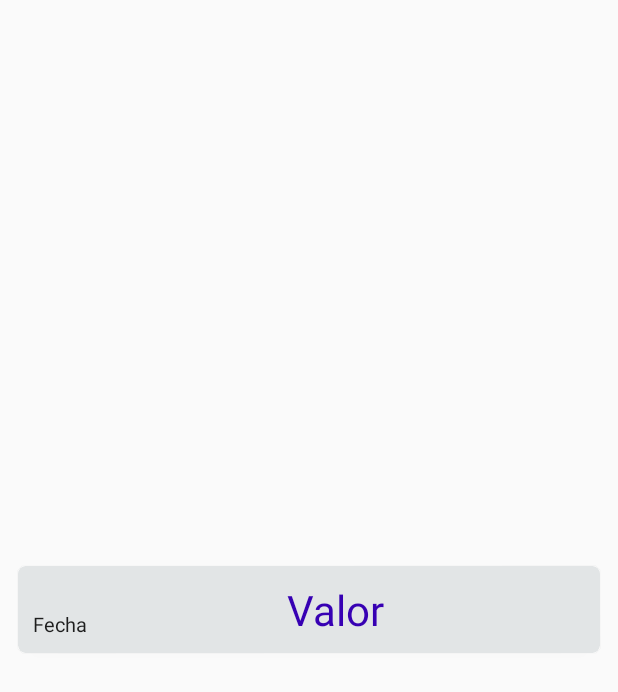
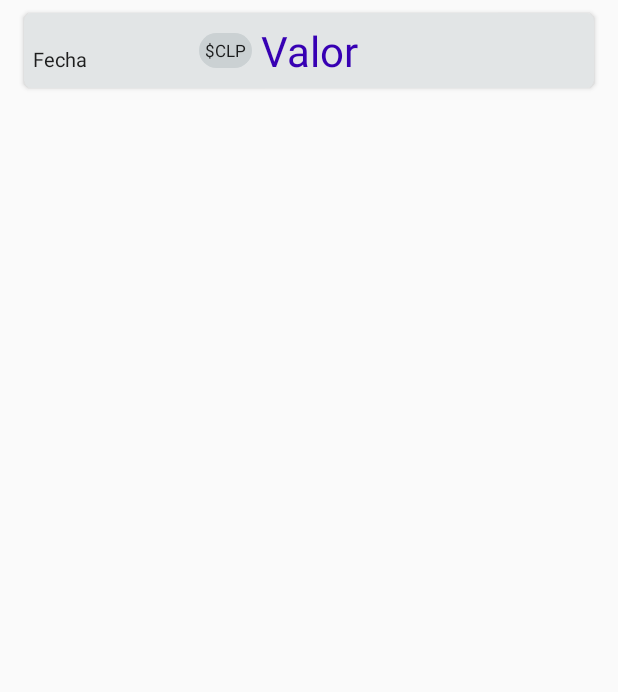
Before and after one commit to NelsonMatamala/indicadoresEconomicos, an Android app: the layout item_indicador.xml on its own in the app's theme, with its tools: preview values and no code run, on a phone screen of 412 x 824 dp. Shown: the top 692 px of the screen. Run offline under Robolectric (Android 15) with nearby library versions, the phone set to English and light mode, and no system bars.

Commit message:
Cambios en fragment lista

```diff
--- a/app/build.gradle
+++ b/app/build.gradle
@@ -45,11 +45,7 @@ dependencies {
     //Retrofit
     implementation 'com.squareup.retrofit2:retrofit:2.5.0'
     implementation 'com.squareup.retrofit2:converter-gson:2.5.0'
-    implementation 'com.squareup.retrofit2:adapter-rxjava2:2.5.0'
     //Dager2
     implementation 'com.google.dagger:dagger:2.20'
     annotationProcessor 'com.google.dagger:dagger-compiler:2.20'
-    //Rx
-    implementation 'io.reactivex.rxjava2:rxandroid:2.1.1'
-    implementation 'io.reactivex.rxjava2:rxjava:2.2.7'
 }
--- a/app/src/main/java/cl/nelsonmc/indicadores/webServices/WebClient.java
+++ b/app/src/main/java/cl/nelsonmc/indicadores/webServices/WebClient.java
@@ -1,7 +1,6 @@
 package cl.nelsonmc.indicadores.webServices;
 
 import cl.nelsonmc.indicadores.modelos.DataIndicador;
-import io.reactivex.Observable;
 import retrofit2.Call;
 import retrofit2.http.GET;
 
--- a/app/src/main/res/layout/activity_indicador.xml
+++ b/app/src/main/res/layout/activity_indicador.xml
@@ -10,11 +10,11 @@
         android:id="@+id/reportingChart"
         android:layout_width="match_parent"
         android:layout_height="200dp"
-        android:layout_marginLeft="16dp"
-        android:layout_marginRight="16dp"
+        android:layout_marginLeft="12dp"
+        android:layout_marginRight="12dp"
         android:layout_marginTop="8dp"
         android:background="#fff"
-        android:elevation="10dp"
+        android:elevation="6dp"
         />
 
     <FrameLayout
--- a/app/src/main/res/layout/fragment_lista.xml
+++ b/app/src/main/res/layout/fragment_lista.xml
@@ -9,8 +9,13 @@
         android:id="@+id/recyclerLista"
         android:layout_width="match_parent"
         android:layout_height="match_parent"
+        android:layout_marginStart="8dp"
+        android:layout_marginTop="8dp"
+        android:layout_marginEnd="8dp"
+        android:layout_marginBottom="8dp"
         app:layout_constraintBottom_toBottomOf="parent"
         app:layout_constraintEnd_toEndOf="parent"
+        app:layout_constraintStart_toStartOf="parent"
         app:layout_constraintTop_toTopOf="parent" />
 
 </androidx.constraintlayout.widget.ConstraintLayout>
--- a/app/src/main/res/layout/item_indicador.xml
+++ b/app/src/main/res/layout/item_indicador.xml
@@ -1,51 +1,47 @@
 <?xml version="1.0" encoding="utf-8"?>
-<androidx.constraintlayout.widget.ConstraintLayout
-    xmlns:android="http://schemas.android.com/apk/res/android"
+
+<androidx.cardview.widget.CardView xmlns:android="http://schemas.android.com/apk/res/android"
     xmlns:app="http://schemas.android.com/apk/res-auto"
-    android:layout_width="match_parent"
-    android:layout_height="match_parent">
-
-    <androidx.cardview.widget.CardView
+    android:id="@+id/cardItem"
     android:layout_width="match_parent"
     android:layout_height="wrap_content"
     app:cardCornerRadius="5dp"
     app:cardBackgroundColor="@color/colorCardBackground"
-        style="@style/MarginCardView"
-        app:layout_constraintBottom_toBottomOf="parent"
-        app:layout_constraintEnd_toEndOf="parent"
-        app:layout_constraintStart_toStartOf="parent"
-        app:layout_constraintTop_toTopOf="parent">
+    app:cardUseCompatPadding="true"
+    style="@style/ItemCardView">
 
         <LinearLayout
             android:layout_width="match_parent"
             android:layout_height="wrap_content"
             android:orientation="horizontal"
-            android:padding="10dp">
-
-            <LinearLayout
-                android:layout_width="wrap_content"
-                android:layout_height="wrap_content"
-                android:layout_weight="1"
-                android:layout_gravity="bottom"
-                android:orientation="vertical">
+            android:padding="6dp">
 
             <TextView
                 android:id="@+id/fechaTextView"
                 android:layout_width="wrap_content"
                 android:layout_height="wrap_content"
+                android:layout_weight="1"
                 style="@style/FechaText"
                 android:text="Fecha" />
-            </LinearLayout>
+
+
+            <TextView
+                android:id="@+id/tipoValor"
+                android:layout_width="wrap_content"
+                android:layout_height="wrap_content"
+                android:layout_gravity="center"
+                android:textAlignment="center"
+                android:layout_marginRight="6dp"
+                android:text="$CLP"
+                style="@style/TipoMonedaText"/>
 
             <TextView
                 android:id="@+id/valorTextView"
                 android:layout_width="wrap_content"
                 android:layout_height="wrap_content"
-                android:layout_gravity="center"
-                android:layout_weight="1"
+                android:layout_weight="2"
                 android:text="Valor"
                 style="@style/ValorText"/>
 
         </LinearLayout>
 </androidx.cardview.widget.CardView>
-</androidx.constraintlayout.widget.ConstraintLayout>
--- a/app/src/main/res/menu/menu_bottom.xml
+++ b/app/src/main/res/menu/menu_bottom.xml
@@ -2,7 +2,7 @@
 <menu xmlns:android="http://schemas.android.com/apk/res/android">
     <item
         android:id="@+id/calcular"
-        android:icon="@drawable/calculator"
+        android:icon="@drawable/outline_calculate_24"
         android:title="Calcular" />
 
     <item
--- a/app/src/main/res/values/styles.xml
+++ b/app/src/main/res/values/styles.xml
@@ -33,4 +33,9 @@
         <item name="android:layout_marginBottom">12dp</item>
     </style>
 
+    <style name="ItemCardView" parent="TextAppearance.AppCompat">
+        <item name="android:layout_marginLeft">12dp</item>
+        <item name="android:layout_marginRight">12dp</item>
+        <item name="android:layout_marginTop">4dp</item>
+    </style>
 </resources>
```
Also changed, not shown: app/src/main/java/cl/nelsonmc/indicadores/AdapterIndicadores.java (+37 -15 lines), app/src/main/java/cl/nelsonmc/indicadores/IndicadorActivity.java (+24 -18 lines), app/src/main/java/cl/nelsonmc/indicadores/MainActivity.java (+15 -38 lines), app/src/main/java/cl/nelsonmc/indicadores/MainActivityModelView.java (+53 -1 lines), app/src/main/java/cl/nelsonmc/indicadores/ui/ListaFragment.java (+8 -11 lines), app/src/main/res/drawable/outline_calculate_24.xml (added, +25 -0 lines), app/src/main/res/drawable/calculator.png (deleted). Lines whose indentation alone changed are shown as unchanged.
